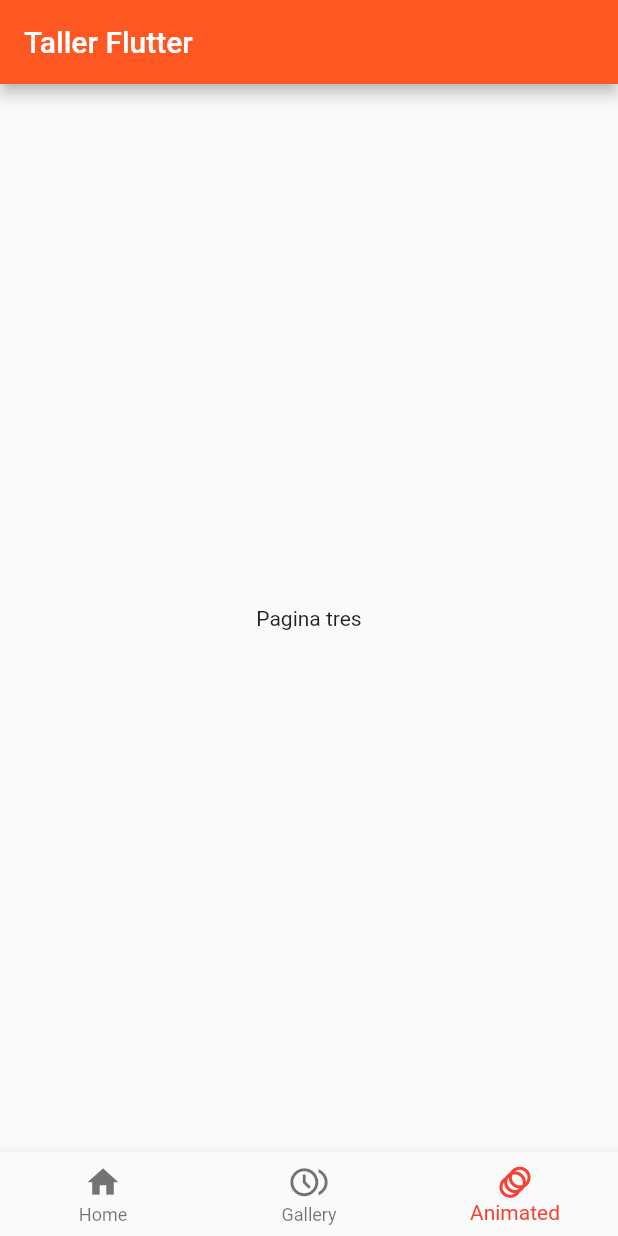
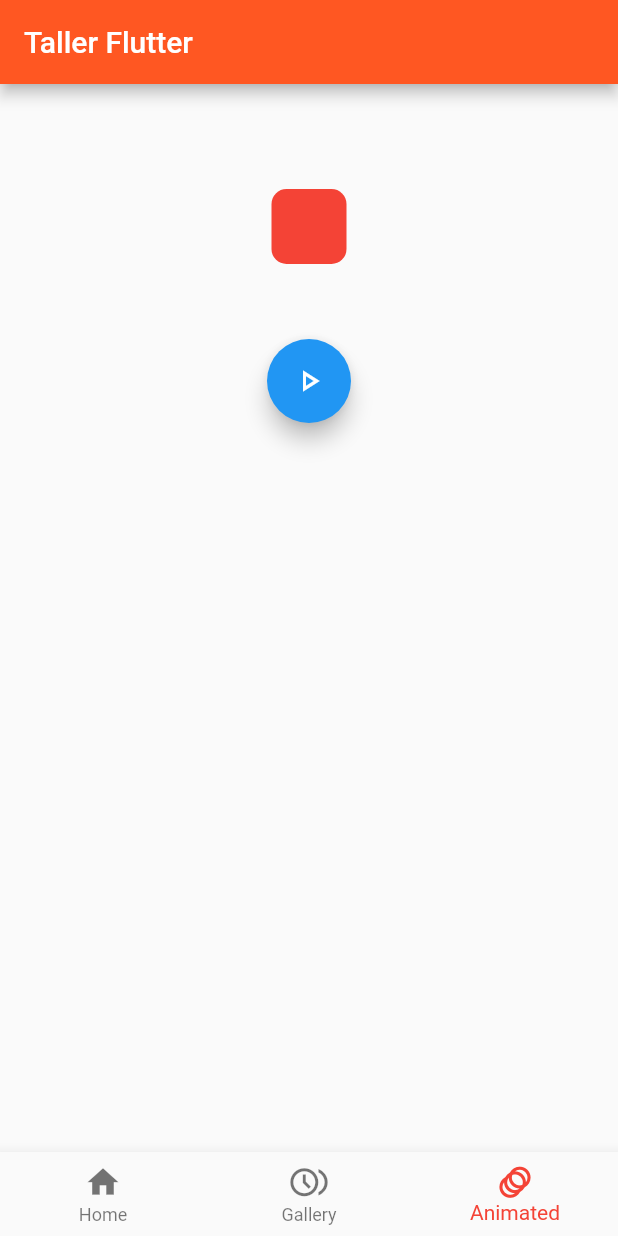
Before and after one commit to juanhcode/app_flutter_components, a Flutter app: the screen it shows after launch, item 3 of the bottom bar chosen, on a phone screen of 412 x 824 dp. Run offline on Flutter 3.47's test engine with Material 2 defaults, Android fonts, the phone set to English and light mode, and no system bars.

Commit message:
animacion creada en la pantalla

```diff
--- a/lib/screen/screen_three.dart
+++ b/lib/screen/screen_three.dart
@@ -1,12 +1,57 @@
+import 'dart:math';
+
 import 'package:flutter/material.dart';
 
-class ScreenThree extends StatelessWidget {
+class ScreenThree extends StatefulWidget {
   const ScreenThree({Key? key}) : super(key: key);
 
   @override
+  State<ScreenThree> createState() => _ScreenThreeState();
+}
+
+class _ScreenThreeState extends State<ScreenThree> {
+  double _width = 50;
+  double _height = 50;
+  Color _color = Colors.red;
+  BorderRadiusGeometry _borderRadius = BorderRadius.circular(10);
+
+  void changeShape() {
+    final random = Random();
+    _width = random.nextInt(300).toDouble() + 70;
+    _height = random.nextInt(300).toDouble() + 70;
+    _color = Color.fromRGBO(
+        random.nextInt(255), random.nextInt(255), random.nextInt(255), 1);
+    _borderRadius = BorderRadius.circular(random.nextInt(100).toDouble() + 70);
+    setState(() {});
+  }
+
+  @override
   Widget build(BuildContext context) {
-    return const Center(
-      child: Text('Pagina tres'),
-    );
+    return Center(
+        child: Column(
+      children: [
+        const SizedBox(
+          height: 70,
+        ),
+        AnimatedContainer(
+          width: _width,
+          height: _height,
+          decoration: BoxDecoration(
+            color: _color,
+            borderRadius: _borderRadius,
+          ),
+          duration: const Duration(milliseconds: 400),
+          curve: Curves.easeInOutCubic,
+        ),
+        const SizedBox(
+          height: 50,
+        ),
+        FloatingActionButton(
+            onPressed: () {
+              changeShape();
+            },
+            child: const Icon(Icons.play_arrow_outlined))
+      ],
+    ));
   }
 }
```
